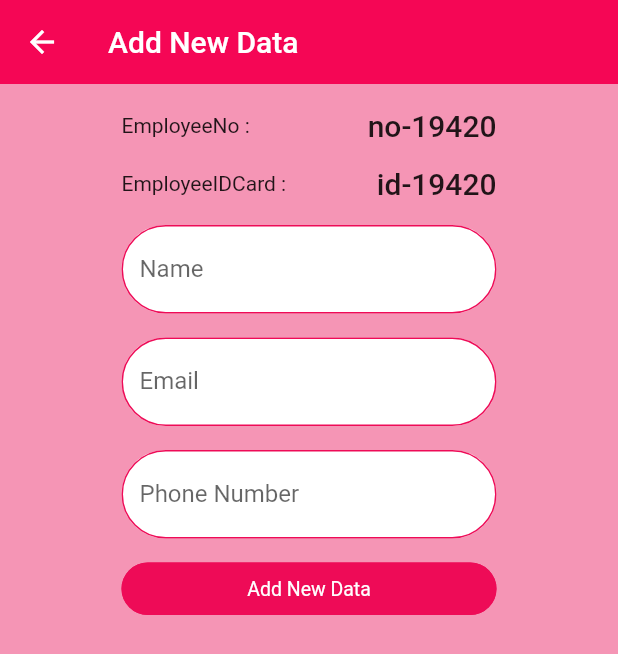
After one commit to ParamatW/IELProject, a Flutter app: the MainHome screen opened by its route, after a tap on the "add" icon, on a phone screen of 412 x 824 dp. The commit adds this screen. Shown: the top 654 px of the screen. Run offline on Flutter 3.47's test engine with Material 2 defaults, Android fonts, the phone set to English and light mode, and no system bars; drawn by our look-alikes of getwidget; our stand-ins replace dio, get, get_storage; accounts and stored records are empty.

Commit message:
finish 08/10/2023

```diff
--- /dev/null
+++ b/lib/bodys/list_data.dart
@@ -0,0 +1,33 @@
+import 'package:flutter/material.dart';
+import 'package:get/get.dart';
+import 'package:ielproject/states/add_new_data.dart';
+import 'package:ielproject/utility/app_constant.dart';
+import 'package:ielproject/widgets/widget_text.dart';
+
+class ListData extends StatelessWidget {
+  const ListData({super.key});
+
+  @override
+  Widget build(BuildContext context) {
+    return Scaffold(
+      body: Row(mainAxisAlignment: MainAxisAlignment.center,
+        children: [
+          WidgetText(
+            data: 'This is Data',
+            textStyle: AppConstan().h2Style(),
+          ),
+        ],
+      ),
+      floatingActionButton: FloatingActionButton(
+        onPressed: () {
+          Get.to(AddNewData());
+        },
+        child: const Icon(Icons.add),
+      ),
+    );
+  }
+}
+
+
+
+// , textStyle: AppConstan().h2Style(),
--- /dev/null
+++ b/lib/states/add_new_data.dart
@@ -0,0 +1,160 @@
+import 'dart:math';
+
+import 'package:flutter/material.dart';
+import 'package:getwidget/getwidget.dart';
+import 'package:ielproject/utility/app_constant.dart';
+import 'package:ielproject/utility/app_service.dart';
+import 'package:ielproject/widgets/widget_button.dart';
+import 'package:ielproject/widgets/widget_form.dart';
+import 'package:ielproject/widgets/widget_text.dart';
+
+class AddNewData extends StatefulWidget {
+  const AddNewData({super.key});
+
+  @override
+  State<AddNewData> createState() => _AddNewDataState();
+}
+
+class _AddNewDataState extends State<AddNewData> {
+
+  String? empIdCard, empNo;
+  TextEditingController namecontroller = TextEditingController();
+  TextEditingController emailcontroller = TextEditingController();
+  TextEditingController phonecontroller = TextEditingController();
+
+  @override
+  void initState() {
+    super.initState();
+
+    empIdCard = 'id-${Random().nextInt(100000)}';
+    empNo = 'no-${Random().nextInt(100000)}';
+
+  }
+
+
+
+
+  @override
+  Widget build(BuildContext context) {
+    return Scaffold(
+      appBar: AppBar(
+        title: WidgetText(
+          data: 'Add New Data',
+          textStyle: AppConstan().h2Style(),
+        ),
+      ),
+      body: GestureDetector(
+        onTap: () => FocusManager.instance.primaryFocus?.unfocus(),
+        child: ListView(
+          children: [
+            Row(
+              mainAxisAlignment: MainAxisAlignment.center,
+              children: [
+                Row(
+                  children: [
+                    Container(
+                      width: 250,
+                      margin: const EdgeInsets.only(top: 16),
+                      child: Row(
+                        mainAxisAlignment: MainAxisAlignment.spaceBetween,
+                        children: [
+                          WidgetText(data: 'EmployeeNo :'),
+                          WidgetText(
+                            data: empNo ?? '',
+                            textStyle: AppConstan().h2Style(),
+                          ),
+                        ],
+                      ),
+                    ),
+                  ],
+                ),
+              ],
+            ),
+            Row(
+              mainAxisAlignment: MainAxisAlignment.center,
+              children: [
+                Row(
+                  children: [
+                    Container(
+                      width: 250,
+                      margin: const EdgeInsets.only(top: 16),
+                      child: Row(
+                        mainAxisAlignment: MainAxisAlignment.spaceBetween,
+                        children: [
+                          WidgetText(data: 'EmployeeIDCard :'),
+                          WidgetText(
+                            data: empIdCard ?? '',
+                            textStyle: AppConstan().h2Style(),
+                          ),
+                        ],
+                      ),
+                    ),
+                  ],
+                ),
+              ],
+            ),
+            Row(
+              mainAxisAlignment: MainAxisAlignment.center,
+              children: [
+                Container(
+                    width: 250,
+                    margin: const EdgeInsets.only(top: 16),
+                    child: WidgetForm(textEditingController: namecontroller,
+                      labelWidget: const WidgetText(data: 'Name'),
+                    )),
+              ],
+            ),
+            Row(
+              mainAxisAlignment: MainAxisAlignment.center,
+              children: [
+                Container(
+                    width: 250,
+                    margin: const EdgeInsets.only(top: 16),
+                    child: WidgetForm(textEditingController: emailcontroller,
+                      labelWidget: const WidgetText(data: 'Email'),
+                    )),
+              ],
+            ),
+            Row(
+              mainAxisAlignment: MainAxisAlignment.center,
+              children: [
+                Container(
+                    width: 250,
+                    margin: const EdgeInsets.only(top: 16),
+                    child: WidgetForm(textEditingController: phonecontroller,
+                      labelWidget: const WidgetText(data: 'Phone Number'),
+                    )),
+              ],
+            ),
+            Row(
+              mainAxisAlignment: MainAxisAlignment.center,
+              children: [
+                Container(
+                    width: 250,
+                    margin: const EdgeInsets.only(top: 16),
+                    child: WidgetButton(
+                      label: 'Add New Data',
+                      pressFunc: () {
+
+                        Map<String, dynamic> map = {};
+                        map['EmployeeNo'] = empNo;
+                        map['EmployeeIDCard'] = empIdCard;
+                        map['EmployeeTitleName'] = namecontroller.text;
+                        map['EmployeeEmail'] = emailcontroller.text;
+                        map['EmployeeMobileNo'] = phonecontroller.text;
+
+                        AppService().insertNewData(map: map);
+
+
+                      },
+                      gfButtonShape: GFButtonShape.pills,
+                      // gfButtonType: GFButtonType.outline2x,
+                    )),
+              ],
+            )
+          ],
+        ),
+      ),
+    );
+  }
+}
--- a/lib/states/main_home.dart
+++ b/lib/states/main_home.dart
@@ -1,10 +1,88 @@
 import 'package:flutter/material.dart';
+import 'package:get/get.dart';
+import 'package:get_storage/get_storage.dart';
+import 'package:ielproject/bodys/list_data.dart';
+import 'package:ielproject/bodys/show_map.dart';
+import 'package:ielproject/utility/app_controller.dart';
+import 'package:ielproject/utility/app_dialog.dart';
+import 'package:ielproject/widgets/widget_button.dart';
+import 'package:ielproject/widgets/widget_icon_button.dart';
+import 'package:ielproject/widgets/widget_text.dart';
 
-class MainHome extends StatelessWidget {
+class MainHome extends StatefulWidget {
   const MainHome({super.key});
 
   @override
+  State<MainHome> createState() => _MainHomeState();
+}
+
+class _MainHomeState extends State<MainHome> {
+  var bodys = <Widget>[const ListData(), const ShowMap()];
+  var titles = <String>[
+    'List Data',
+    'Show Map',
+  ];
+  var icons = <IconData>[Icons.menu_book, Icons.maps_home_work];
+
+  var items = <BottomNavigationBarItem>[];
+
+  AppController appController = Get.put(AppController());
+
+  @override
+  void initState() {
+    // TODO: implement initState
+    super.initState();
+    for (var i = 0; i < titles.length; i++) {
+      BottomNavigationBarItem bottomNavigationBarItem = BottomNavigationBarItem(
+        icon: Icon(icons[i]),
+        label: titles[i],
+      );
+      items.add(bottomNavigationBarItem);
+    }
+  }
+
+  @override
   Widget build(BuildContext context) {
-    return Scaffold();
+    return Obx(() {
+      return Scaffold(
+        appBar: mainAppBar(),
+        bottomNavigationBar: BottomNavigationBar(
+          items: items,
+          currentIndex: appController.indexBody.value,
+          onTap: (value){
+            appController.indexBody.value = value;
+          },
+          unselectedItemColor: Colors.black,
+        ),
+        body: bodys[appController.indexBody.value],
+      );
+    });
+  }
+
+  AppBar mainAppBar() {
+    return AppBar(
+      actions: [
+        WidgetIconButton(
+            iconData: Icons.exit_to_app,
+            pressFunc: () {
+              AppDialog().normalDialpg(
+                  title: 'SignOut ?',
+                  pahtImage: 'images/stars-pana.png',
+                  contentWidget: const Row(
+                    mainAxisAlignment: MainAxisAlignment.center,
+                    children: [
+                      WidgetText(data: 'Please Confirm SignOut'),
+                    ],
+                  ),
+                  actionWidget: WidgetButton(
+                      label: 'SignOut',
+                      pressFunc: () async {
+                        GetStorage().remove('data').then((value) {
+                          Get.offAllNamed('/authen');
+                        });
+                      }));
+            })
+      ],
+    );
   }
 }
--- a/lib/utility/App_snackbar.dart
+++ b/lib/utility/App_snackbar.dart
@@ -1,13 +1,18 @@
+// ignore_for_file: public_member_api_docs, sort_constructors_first
 import 'package:flutter/material.dart';
 import 'package:get/get.dart';
-import 'package:get/get_navigation/get_navigation.dart';
+
 import 'package:ielproject/utility/app_constant.dart';
 
 class AppSnackBar {
   final String title;
   final String message;
+  AppSnackBar({
+    required this.title,
+    required this.message,
+  });
 
-  AppSnackBar({required this.title, required this.message});
+  // AppSnackBar({required this.title, required this.message});
 
   void normalSnackBar() {
     Get.snackbar(title, message);
@@ -18,5 +23,6 @@ class AppSnackBar {
         backgroundColor: Colors.deepOrange,
         colorText: Colors.black,
         snackPosition: SnackPosition.TOP);
+    Get.snackbar(title, message);
   }
 }
--- a/lib/utility/app_controller.dart
+++ b/lib/utility/app_controller.dart
@@ -8,4 +8,6 @@ class AppController extends GetConnect {
 
   RxList<TokenModel> tokenmodels = <TokenModel>[].obs;
 
+  RxInt indexBody = 0.obs;
+
 }
--- a/lib/widgets/widget_form.dart
+++ b/lib/widgets/widget_form.dart
@@ -8,12 +8,14 @@ class WidgetForm extends StatelessWidget {
     this.suffixWidget,
     this.obscure,
     this.textEditingController,
+    this.labelWidget,
   }) : super(key: key);
 
   final String? hint;
   final Widget? suffixWidget;
   final bool? obscure;
   final TextEditingController? textEditingController;
+  final Widget? labelWidget;
 
   @override
   Widget build(BuildContext context) {
@@ -21,7 +23,9 @@ class WidgetForm extends StatelessWidget {
       controller: textEditingController,
       obscureText: obscure ?? false,
       decoration: InputDecoration(
+        label: labelWidget,
         filled: true,
+        fillColor: Colors.white,
         // border: InputBorder.none,
         enabledBorder: OutlineInputBorder(
             borderRadius: BorderRadius.circular(30),
--- a/lib/widgets/widget_image_asset.dart
+++ b/lib/widgets/widget_image_asset.dart
@@ -5,14 +5,16 @@ class WidgetImageAsset extends StatelessWidget {
   const WidgetImageAsset({
     Key? key,
     this.size,
+    this.path,
   }) : super(key: key);
 
   final double? size;
+  final String? path;
 
   @override
   Widget build(BuildContext context) {
     return Image.asset(
-      'images/Aportlogo.png',
+      path ?? 'images/Aportlogo.png',
       width: size,
       height: size,
     );
```
Also changed, not shown: lib/bodys/show_map.dart (added, +16 -0 lines), lib/main.dart (+12 -3 lines), lib/utility/app_dialog.dart (added, +47 -0 lines), lib/utility/app_service.dart (+22 -3 lines), lib/widgets/widget_text_button.dart (deleted, +0 -10 lines), images/Outer.png (added), images/stars-pana.png (added).
